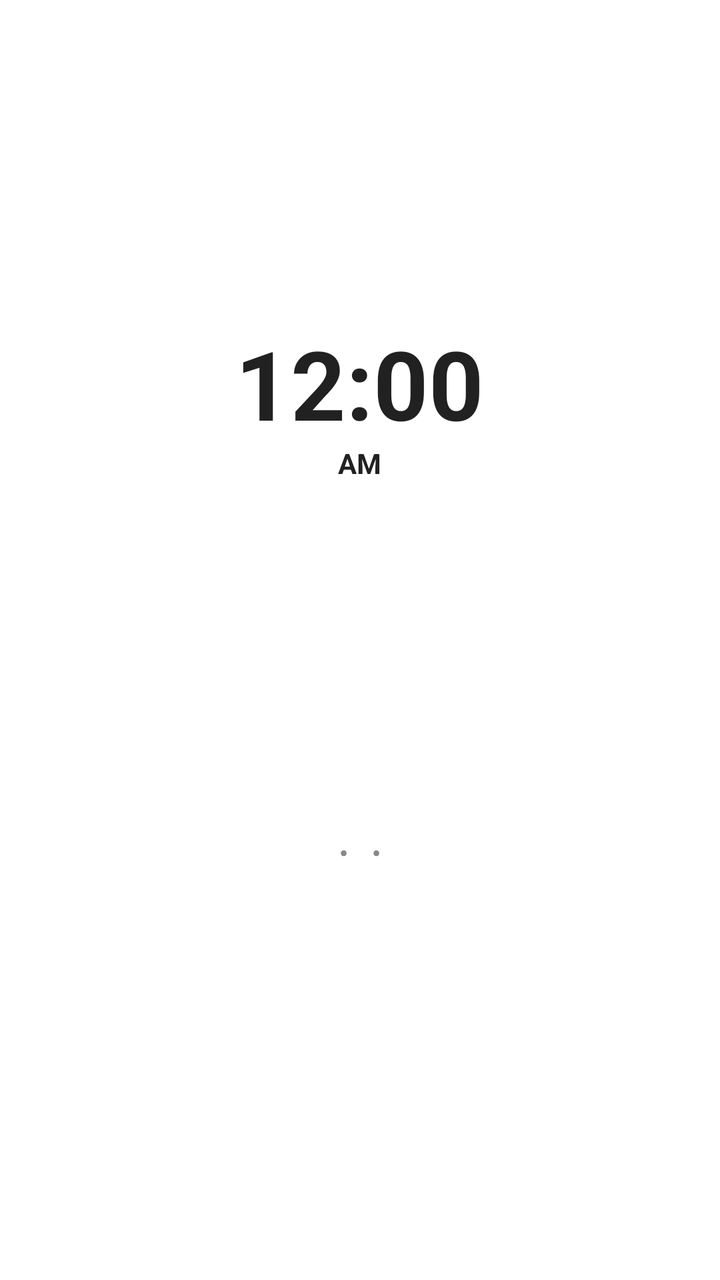
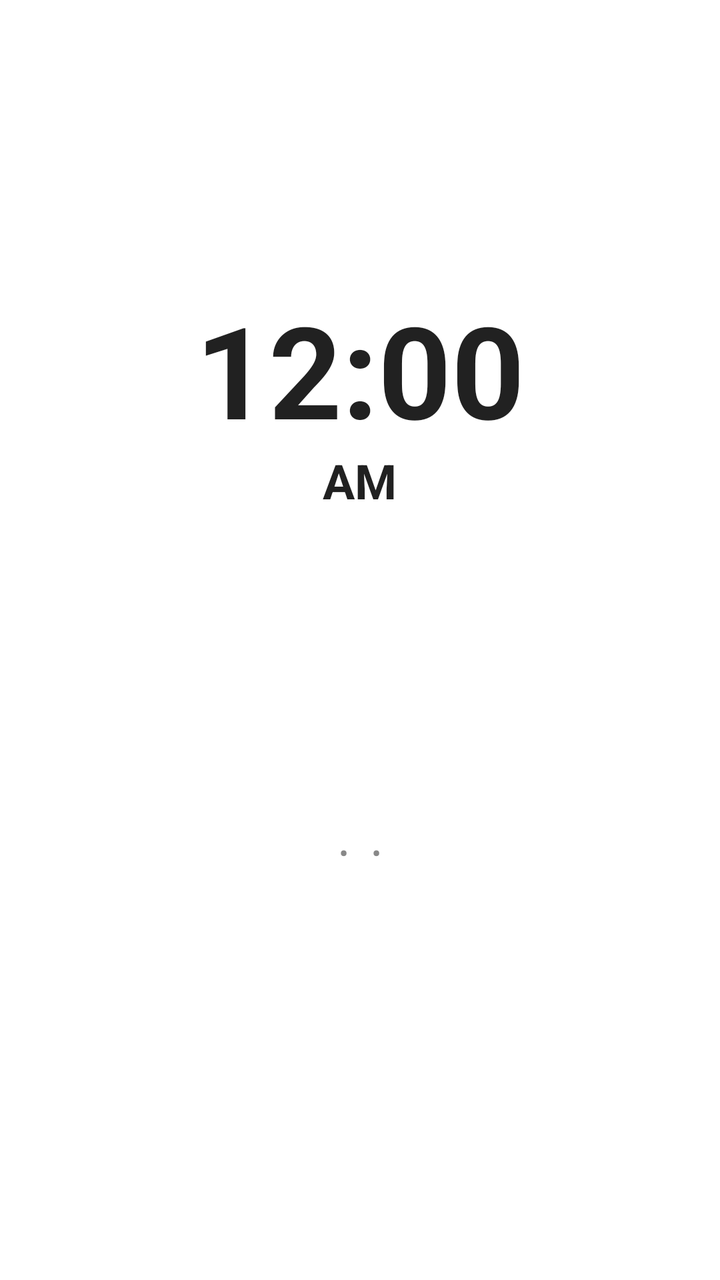

Two renders of the same Android screen: before a commit and after it. Below are the layout's source before the change and the commit's diff.
<!-- AndroidManifest.xml: application theme Theme.MaterialComponents.DayNight.NoActionBar -->
<!-- res/layout/widget_layout_4x4.xml -->
<?xml version="1.0" encoding="utf-8"?>
<FrameLayout xmlns:android="http://schemas.android.com/apk/res/android"
    android:id="@+id/widget_root"
    android:layout_width="match_parent"
    android:layout_height="match_parent">

    
    <ImageView
        android:id="@+id/widget_bg_image"
        android:layout_width="match_parent"
        android:layout_height="match_parent"
        android:scaleType="fitXY"
        android:contentDescription="Widget Background" />

    
    <LinearLayout
        android:layout_width="match_parent"
        android:layout_height="match_parent"
        android:orientation="vertical"
        android:paddingHorizontal="10dp"
        android:paddingVertical="8dp"
        android:gravity="center_horizontal">

        
        <FrameLayout
            android:id="@+id/container_clock_top"
            android:layout_width="match_parent"
            android:layout_height="0dp"
            android:layout_weight="5"
            android:layout_gravity="center">

            
            <ImageView
                android:id="@+id/iv_hybrid_dial_bg"
                android:layout_width="match_parent"
                android:layout_height="match_parent"
                android:scaleType="fitCenter"
                android:visibility="gone"
                android:contentDescription="Analog Dial" />

            
            <TextClock
                android:id="@+id/tc_hybrid_top_digital"
                android:layout_width="wrap_content"
                android:layout_height="wrap_content"
                android:layout_gravity="center_horizontal|top"
                android:layout_marginTop="46dp"
                android:format12Hour="h:mm"
                android:format24Hour="HH:mm"
                android:textColor="#00F5D4"
                android:textSize="13sp"
                android:textStyle="bold"
                android:includeFontPadding="false"
                android:visibility="gone" />

            
            <AnalogClock
                android:id="@+id/analog_clock_view"
                android:layout_width="match_parent"
                android:layout_height="match_parent"
                android:layout_gravity="center"
                android:dial="@drawable/classic_clock_dial"
                android:hand_hour="@drawable/classic_clock_hour"
                android:hand_minute="@drawable/classic_clock_minute"
                android:visibility="gone" />

            
            <ImageView
                android:id="@+id/iv_digital_clock_bg"
                android:layout_width="match_parent"
                android:layout_height="match_parent"
                android:layout_marginHorizontal="24dp"
                android:layout_marginVertical="12dp"
                android:scaleType="fitXY"
                android:visibility="gone"
                android:contentDescription="Neon Digital Pill" />

            
            <LinearLayout
                android:id="@+id/container_digital_clock"
                android:layout_width="match_parent"
                android:layout_height="match_parent"
                android:orientation="vertical"
                android:gravity="center"
                android:visibility="visible">

                
                <TextClock
                    android:id="@+id/tv_digital_clock"
                    android:layout_width="wrap_content"
                    android:layout_height="wrap_content"
                    android:format12Hour="h:mm"
                    android:format24Hour="HH:mm"
                    android:textSize="48sp"
                    android:textStyle="bold"
                    android:includeFontPadding="false" />

                
                <TextClock
                    android:id="@+id/tv_digital_clock_ampm"
                    android:layout_width="wrap_content"
                    android:layout_height="wrap_content"
                    android:layout_marginTop="2dp"
                    android:format12Hour="a"
                    android:format24Hour=""
                    android:textSize="14sp"
                    android:textStyle="bold"
                    android:includeFontPadding="false" />
            </LinearLayout>
        </FrameLayout>

        
        <LinearLayout
            android:id="@+id/container_elements_bottom"
            android:layout_width="match_parent"
            android:layout_height="0dp"
            android:layout_weight="3"
            android:orientation="vertical"
            android:weightSum="4"
            android:gravity="center_vertical"
            android:paddingHorizontal="4dp">

            
            <LinearLayout
                android:layout_width="match_parent"
                android:layout_height="0dp"
                android:layout_weight="1"
                android:orientation="horizontal"
                android:gravity="center">

                <TextView
                    android:id="@+id/tv_widget_greg_date"
                    android:layout_width="wrap_content"
                    android:layout_height="wrap_content"
                    android:textSize="14sp"
                    android:textStyle="bold"
                    android:maxLines="1"
                    android:includeFontPadding="false" />

                <TextView
                    android:id="@+id/tv_widget_fixed_sep1"
                    android:layout_width="wrap_content"
                    android:layout_height="wrap_content"
                    android:text="  •  "
                    android:textColor="#888888"
                    android:textSize="12sp"
                    android:textStyle="bold"
                    android:includeFontPadding="false" />

                <TextView
                    android:id="@+id/tv_widget_weekday"
                    android:layout_width="wrap_content"
                    android:layout_height="wrap_content"
                    android:textSize="14sp"
                    android:textStyle="bold"
                    android:maxLines="1"
                    android:includeFontPadding="false" />

                <TextView
                    android:id="@+id/tv_widget_fixed_sep2"
                    android:layout_width="wrap_content"
                    android:layout_height="wrap_content"
                    android:text="  •  "
                    android:textColor="#888888"
                    android:textSize="12sp"
                    android:textStyle="bold"
                    android:includeFontPadding="false" />

                <TextView
                    android:id="@+id/tv_widget_tamil_full"
                    android:layout_width="wrap_content"
                    android:layout_height="wrap_content"
                    android:textSize="14sp"
                    android:textStyle="bold"
                    android:maxLines="1"
                    android:includeFontPadding="false" />
            </LinearLayout>

            
            <LinearLayout
                android:layout_width="match_parent"
                android:layout_height="0dp"
                android:layout_weight="1"
                android:gravity="center">

                <TextView
                    android:id="@+id/tv_widget_row2_paragraph"
                    android:layout_width="wrap_content"
                    android:layout_height="wrap_content"
                    android:textSize="12sp"
                    android:textStyle="normal"
                    android:maxLines="1"
                    android:gravity="center"
                    android:includeFontPadding="false" />
            </LinearLayout>

            
            <LinearLayout
                android:layout_width="match_parent"
                android:layout_height="0dp"
                android:layout_weight="1"
                android:gravity="center">

                <TextView
                    android:id="@+id/tv_widget_row3_paragraph"
                    android:layout_width="wrap_content"
                    android:layout_height="wrap_content"
                    android:textSize="12sp"
                    android:textStyle="normal"
                    android:maxLines="1"
                    android:gravity="center"
                    android:includeFontPadding="false" />
            </LinearLayout>

            
            <LinearLayout
                android:layout_width="match_parent"
                android:layout_height="0dp"
                android:layout_weight="1"
                android:gravity="center">

                <TextView
                    android:id="@+id/tv_widget_row4_paragraph"
                    android:layout_width="wrap_content"
                    android:layout_height="wrap_content"
                    android:textSize="12sp"
                    android:textStyle="normal"
                    android:maxLines="1"
                    android:gravity="center"
                    android:includeFontPadding="false" />
            </LinearLayout>

        </LinearLayout>

    </LinearLayout>

</FrameLayout>
<!-- resources referenced by this layout -->
<resources>
  <!-- drawable classic_clock_dial: vector/xml drawable (drawable, 3728 chars, omitted) -->
  <!-- drawable classic_clock_hour (drawable) -->
  <?xml version="1.0" encoding="utf-8"?>
  <vector xmlns:android="http://schemas.android.com/apk/res/android"
      android:width="200dp"
      android:height="200dp"
      android:viewportWidth="200"
      android:viewportHeight="200">
  
      
      <path
          android:fillColor="#EBEBEB"
          android:pathData="M 100,48 L 94.5,96 L 100,108 Z" />
  
      
      <path
          android:fillColor="#B8B8B8"
          android:pathData="M 100,48 L 105.5,96 L 100,108 Z" />
  
      
      <path
          android:fillColor="#D8D8D8"
          android:strokeColor="#7A7A7A"
          android:strokeWidth="0.8"
          android:pathData="M 100,100 m -4,0 a 4,4 0 1,0 8,0 a 4,4 0 1,0 -8,0" />
      <path
          android:fillColor="#444444"
          android:pathData="M 100,100 m -1.5,0 a 1.5,1.5 0 1,0 3,0 a 1.5,1.5 0 1,0 -3,0" />
  </vector>
  <!-- drawable classic_clock_minute (drawable) -->
  <?xml version="1.0" encoding="utf-8"?>
  <vector xmlns:android="http://schemas.android.com/apk/res/android"
      android:width="200dp"
      android:height="200dp"
      android:viewportWidth="200"
      android:viewportHeight="200">
  
      
      <path
          android:fillColor="#FFFFFF"
          android:pathData="M 100,28 L 95.5,96 L 100,112 Z" />
  
      
      <path
          android:fillColor="#CCCCCC"
          android:pathData="M 100,28 L 104.5,96 L 100,112 Z" />
  
      
      <path
          android:fillColor="#ECECEC"
          android:strokeColor="#8E8E8E"
          android:strokeWidth="0.8"
          android:pathData="M 100,100 m -4.5,0 a 4.5,4.5 0 1,0 9,0 a 4.5,4.5 0 1,0 -9,0" />
      <path
          android:fillColor="#222222"
          android:pathData="M 100,100 m -1.5,0 a 1.5,1.5 0 1,0 3,0 a 1.5,1.5 0 1,0 -3,0" />
  </vector>
</resources>

<!-- the commit's change to res/layout/widget_layout_4x4.xml (unified diff, before → after) -->
@@ -91,7 +91,7 @@
                     android:layout_height="wrap_content"
                     android:format12Hour="h:mm"
                     android:format24Hour="HH:mm"
-                    android:textSize="48sp"
+                    android:textSize="64sp"
                     android:textStyle="bold"
                     android:includeFontPadding="false" />
 
@@ -103,7 +103,7 @@
                     android:layout_marginTop="2dp"
                     android:format12Hour="a"
                     android:format24Hour=""
-                    android:textSize="14sp"
+                    android:textSize="24sp"
                     android:textStyle="bold"
                     android:includeFontPadding="false" />
             </LinearLayout>
